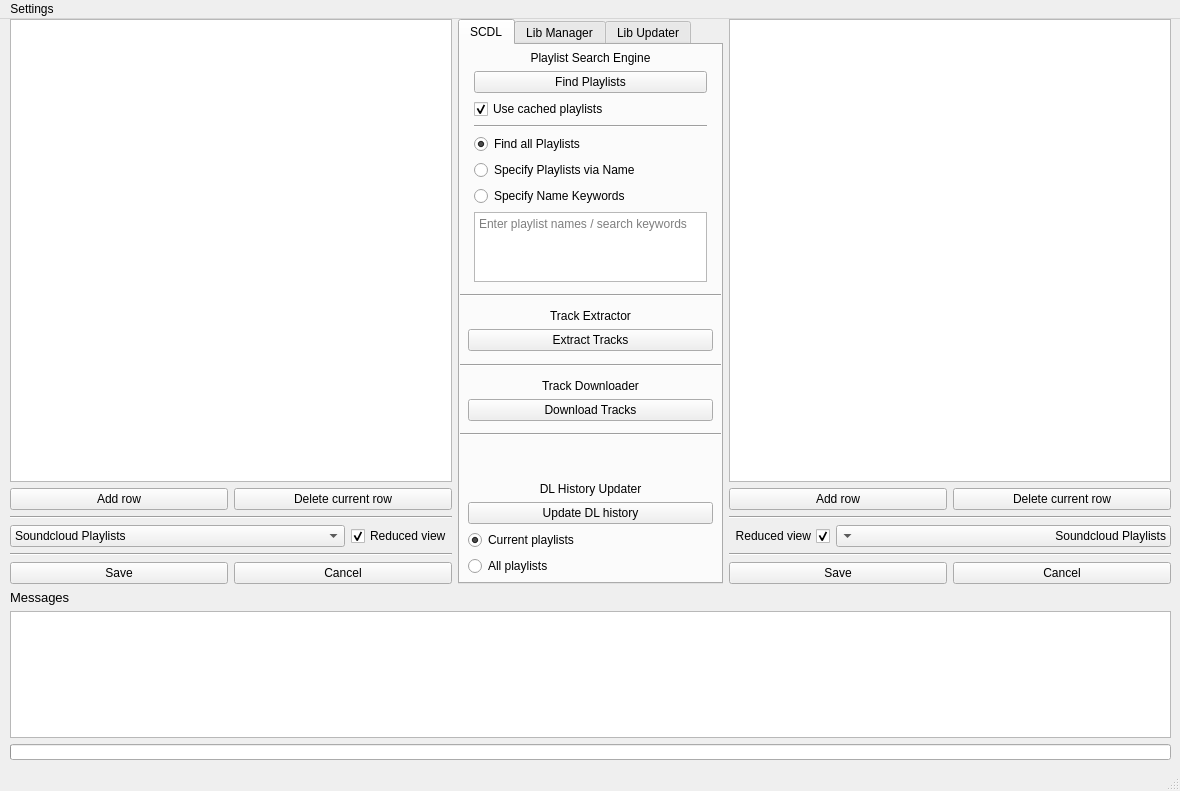
Qt form _02_GUI/_03_UI/00_Draft/Main.ui (DST-DEV/SCDL) before a commit.
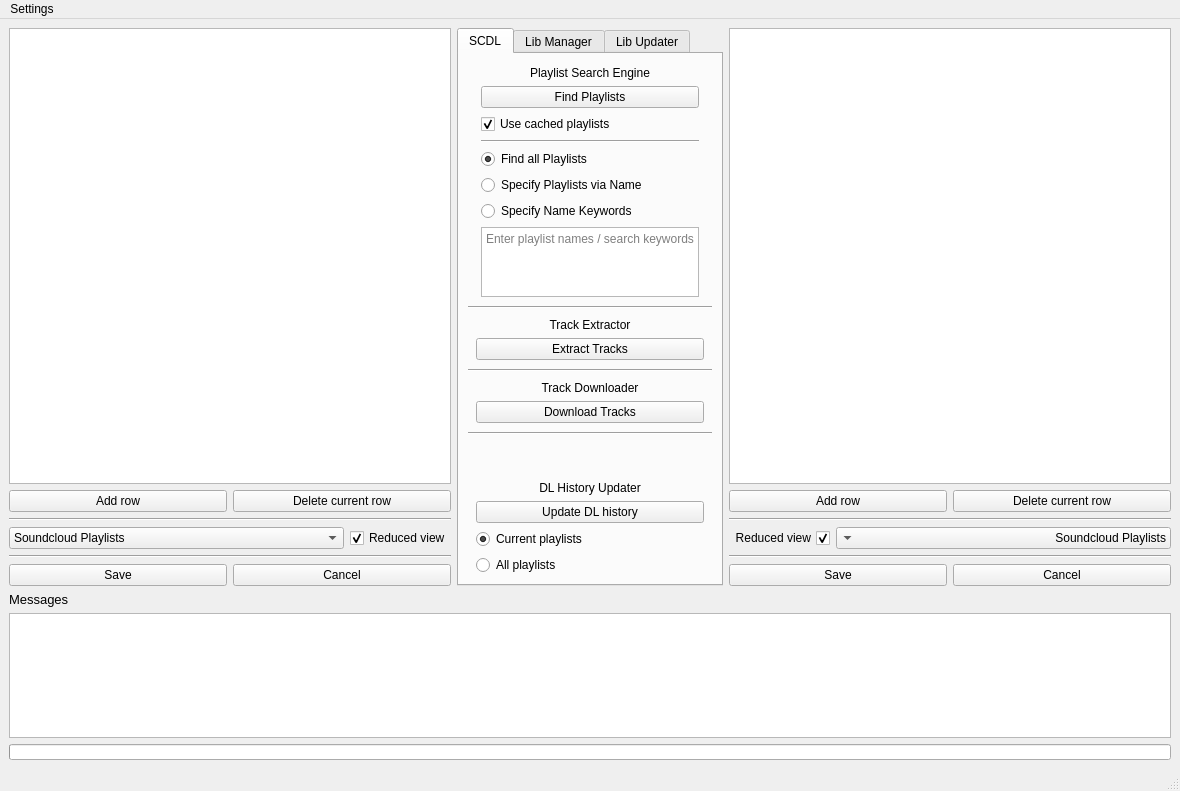
The same form after that commit. The open tabs and pages were chosen to show the change.

What changed in the file:
```diff
--- a/_02_GUI/_03_UI/00_Draft/Main.ui
+++ b/_02_GUI/_03_UI/00_Draft/Main.ui
@@ -10,19 +10,24 @@
     <height>791</height>
    </rect>
   </property>
+  <property name="sizePolicy">
+   <sizepolicy hsizetype="Preferred" vsizetype="Preferred">
+    <horstretch>0</horstretch>
+    <verstretch>0</verstretch>
+   </sizepolicy>
+  </property>
   <property name="windowTitle">
    <string>MainWindow</string>
   </property>
   <widget class="QWidget" name="centralwidget">
-   <widget class="QWidget" name="gridLayoutWidget_5">
-    <property name="geometry">
-     <rect>
-      <x>10</x>
-      <y>0</y>
-      <width>1161</width>
-      <height>741</height>
-     </rect>
-    </property>
+   <property name="sizePolicy">
+    <sizepolicy hsizetype="Preferred" vsizetype="Preferred">
+     <horstretch>0</horstretch>
+     <verstretch>0</verstretch>
+    </sizepolicy>
+   </property>
+   <layout class="QGridLayout" name="gridLayout_2">
+    <item row="0" column="0">
     <layout class="QGridLayout" name="gridLayout" rowstretch="10,3" columnstretch="5,3,5">
      <item row="0" column="0">
       <layout class="QGridLayout" name="grid_left">
@@ -231,15 +236,8 @@
         <attribute name="title">
          <string>SCDL</string>
         </attribute>
-        <widget class="QWidget" name="gridLayoutWidget_4">
-         <property name="geometry">
-          <rect>
-           <x>0</x>
-           <y>0</y>
-           <width>261</width>
-           <height>531</height>
-          </rect>
-         </property>
+         <layout class="QVBoxLayout" name="verticalLayout_3">
+          <item>
          <layout class="QGridLayout" name="glayout_SCDL" rowstretch="1,20,1,1,1,6,1,1,1,6,1,0,0,0">
           <item row="3" column="0">
            <widget class="Line" name="line">
@@ -668,7 +666,8 @@
            </layout>
           </item>
          </layout>
-        </widget>
+          </item>
+         </layout>
        </widget>
        <widget class="QWidget" name="tab_libman">
         <attribute name="title">
@@ -1278,7 +1277,8 @@
       </layout>
      </item>
     </layout>
-   </widget>
+    </item>
+   </layout>
   </widget>
   <widget class="QMenuBar" name="menubar">
    <property name="geometry">
```
Left out of the diff: 34 changed lines with no effect on the pictures. Lines whose indentation alone changed are shown as unchanged.
